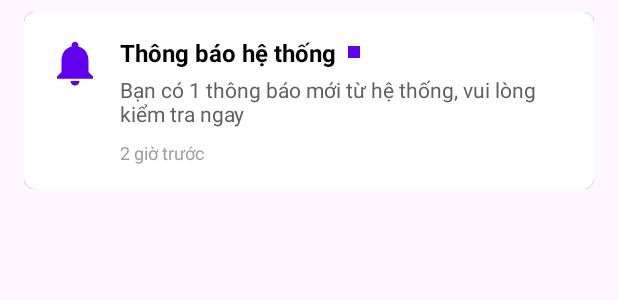
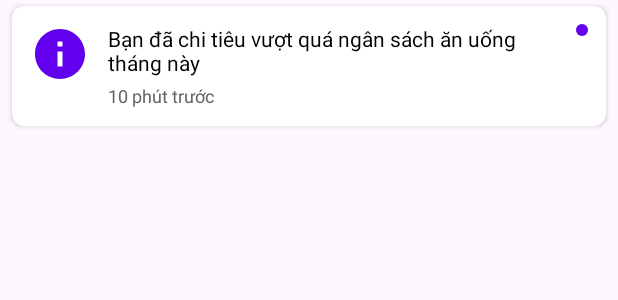
Before and after one commit to emcasa214/N03_QuanLyChiTieu, an Android app: the layout item_notification.xml on its own in the app's theme, with its tools: preview values and no code run, on a phone screen of 412 x 824 dp. Shown: the top 300 px of the screen. Run offline under Robolectric (Android 15) with nearby library versions, the phone set to English and light mode, and no system bars.

Commit message:
Update 7h09'

```diff
--- a/app/src/main/java/com/example/n03_quanlychitieu/ui/main/MainActivity.java
+++ b/app/src/main/java/com/example/n03_quanlychitieu/ui/main/MainActivity.java
@@ -10,7 +10,9 @@ import android.os.Looper;
 import android.util.Log;
 import android.view.MenuItem;
 import android.view.View;
+import android.widget.FrameLayout;
 import android.widget.ImageButton;
+import android.widget.TextView;
 import android.widget.Toast;
 
 import androidx.annotation.NonNull;
@@ -56,6 +58,7 @@ public class MainActivity extends AppCompatActivity {
     ImageButton btnUser;
     AuthenticationManager auth;
     private String userId;
+    private TextView test;
 
     @Override
     protected void onCreate(Bundle savedInstanceState) {
@@ -107,6 +110,7 @@ public class MainActivity extends AppCompatActivity {
         bell = findViewById(R.id.notification_button);
         btnUser = findViewById(R.id.btnUser);
         searchView = findViewById(R.id.search_view);
+        test = findViewById(R.id.section_title3);
         setSupportActionBar(toolbar);
     }
 
@@ -312,6 +316,7 @@ public class MainActivity extends AppCompatActivity {
             Intent intent = new Intent(MainActivity.this, notification_user.class);
             intent.putExtra("userId", userId);
             startActivity(intent);
+
         });
     }
 }
--- /dev/null
+++ b/app/src/main/res/drawable/circle_primary.xml
@@ -0,0 +1,6 @@
+<?xml version="1.0" encoding="utf-8"?>
+<shape xmlns:android="http://schemas.android.com/apk/res/android"
+    android:shape="oval">
+    <solid android:color="#6200EE"/>
+    <size android:width="8dp" android:height="8dp"/>
+</shape>
--- a/app/src/main/res/layout/item_notification.xml
+++ b/app/src/main/res/layout/item_notification.xml
@@ -1,91 +1,64 @@
 <?xml version="1.0" encoding="utf-8"?>
-<LinearLayout xmlns:android="http://schemas.android.com/apk/res/android"
+<androidx.cardview.widget.CardView
+    xmlns:android="http://schemas.android.com/apk/res/android"
     xmlns:app="http://schemas.android.com/apk/res-auto"
     xmlns:tools="http://schemas.android.com/tools"
     android:layout_width="match_parent"
     android:layout_height="wrap_content"
-    android:orientation="vertical"
-    android:paddingStart="16dp"
-    android:paddingEnd="16dp"
-    android:paddingTop="8dp"
-    android:paddingBottom="8dp">
-
-    <androidx.cardview.widget.CardView
-        android:layout_width="match_parent"
-        android:layout_height="wrap_content"
+    android:layout_marginHorizontal="8dp"
+    android:layout_marginVertical="4dp"
     app:cardCornerRadius="8dp"
-        app:cardElevation="1dp"
-        app:cardBackgroundColor="@color/white">
+    app:cardElevation="2dp">
 
     <LinearLayout
         android:layout_width="match_parent"
         android:layout_height="wrap_content"
         android:orientation="horizontal"
-            android:padding="16dp"
+        android:padding="12dp"
         android:background="?attr/selectableItemBackground">
 
-            <!-- Icon thông báo -->
+        <!-- Icon loại thông báo -->
         <ImageView
             android:id="@+id/iv_notification_icon"
-                android:layout_width="36dp"
-                android:layout_height="36dp"
+            android:layout_width="40dp"
+            android:layout_height="40dp"
             android:layout_marginEnd="12dp"
-                app:tint="#6200EE"
-                android:src="@drawable/ic_empty_notifications"
-                android:contentDescription="Icon thông báo"/>
+            android:src="@drawable/ic_info"
+            android:contentDescription="Loại thông báo"
+            app:tint="#6200EE"/>
 
-            <!-- Nội dung chính -->
+        <!-- Nội dung thông báo -->
         <LinearLayout
             android:layout_width="0dp"
             android:layout_height="wrap_content"
             android:layout_weight="1"
             android:orientation="vertical">
 
-                <LinearLayout
+            <TextView
+                android:id="@+id/tv_notification_content"
                 android:layout_width="match_parent"
                 android:layout_height="wrap_content"
-                    android:orientation="horizontal"
-                    android:gravity="center_vertical">
+                android:textSize="14sp"
+                android:textColor="@android:color/black"
+                tools:text="Bạn đã chi tiêu vượt quá ngân sách ăn uống tháng này"/>
 
             <TextView
-                        android:id="@+id/tv_notification_title"
-                        android:layout_width="wrap_content"
+                android:id="@+id/tv_notification_time"
+                android:layout_width="match_parent"
                 android:layout_height="wrap_content"
-                        android:textColor="@color/black"
-                        android:textSize="16sp"
-                        android:textStyle="bold"
-                        tools:text="Thông báo hệ thống"/>
+                android:layout_marginTop="4dp"
+                android:textSize="12sp"
+                android:textColor="#616161"
+                tools:text="10 phút trước"/>
+        </LinearLayout>
 
+        <!-- Trạng thái đã đọc/chưa đọc -->
         <View
             android:id="@+id/view_unread_indicator"
             android:layout_width="8dp"
             android:layout_height="8dp"
             android:layout_marginStart="8dp"
-                        android:background="#6200EE"
-                        android:visibility="visible"
-                        android:contentDescription="Chưa đọc"/>
-                </LinearLayout>
-
-                <TextView
-                    android:id="@+id/tv_notification_message"
-                    android:layout_width="match_parent"
-                    android:layout_height="wrap_content"
-                    android:layout_marginTop="4dp"
-                    android:textColor="#616161"
-                    android:textSize="14sp"
-                    android:maxLines="2"
-                    android:ellipsize="end"
-                    tools:text="Bạn có 1 thông báo mới từ hệ thống, vui lòng kiểm tra ngay"/>
-
-                <TextView
-                    android:id="@+id/tv_notification_time"
-                    android:layout_width="match_parent"
-                    android:layout_height="wrap_content"
-                    android:layout_marginTop="8dp"
-                    android:textColor="#9E9E9E"
-                    android:textSize="12sp"
-                    tools:text="2 giờ trước"/>
-            </LinearLayout>
+            android:background="@drawable/circle_primary"
+            android:visibility="visible"/>
     </LinearLayout>
 </androidx.cardview.widget.CardView>
-</LinearLayout>
```
Also changed, not shown: app/src/main/java/com/example/n03_quanlychitieu/adapter/BudgetAdapter.java (+31 -14 lines), app/src/main/java/com/example/n03_quanlychitieu/adapter/NotificationAdapter.java (+32 -9 lines), app/src/main/java/com/example/n03_quanlychitieu/ui/expense/AddExpenseActivity.java (+89 -89 lines), app/src/main/java/com/example/n03_quanlychitieu/ui/sign/SetBudgets.java (+8 -16 lines), app/src/main/java/com/example/n03_quanlychitieu/ui/sign/notification_user.java (+15 -21 lines), app/src/main/res/layout/activity_main.xml (+24 -7 lines), app/src/main/res/layout/activity_notification.xml (+0 -29 lines). Lines whose indentation alone changed are shown as unchanged.
